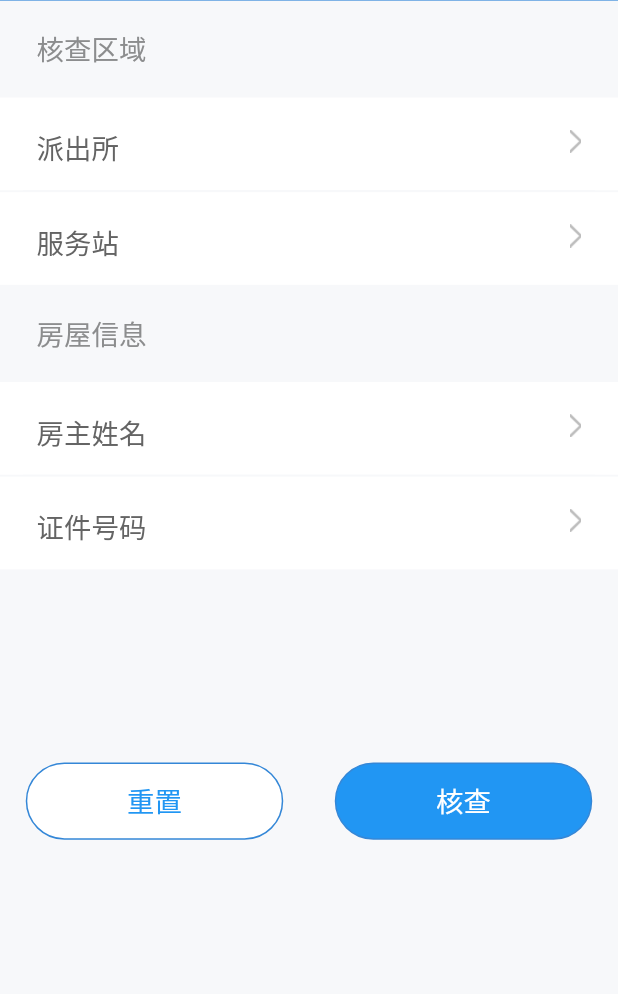
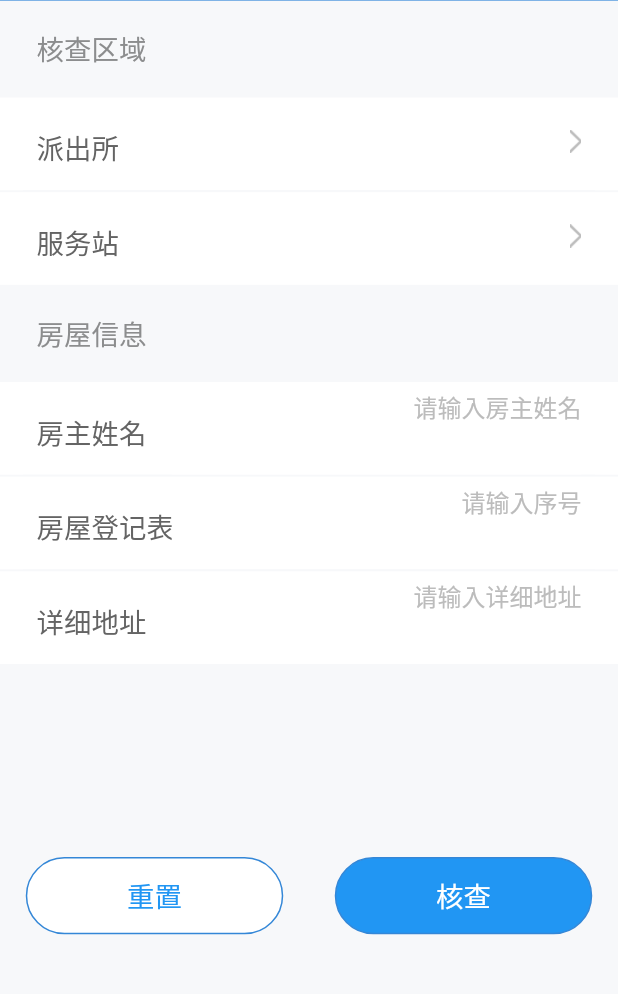
Before and after one commit to qianglifei/flutter_jwt, a Flutter app: the App screen opened directly, after a tap on "房屋核查", on a phone screen of 412 x 824 dp, the part 64-1058 px from its top. Run offline on Flutter 3.47's test engine with Material 2 defaults, Android fonts, the phone set to English and light mode, and no system bars; our stand-ins replace cookie_jar, dio, flutter_screenutil, shared_preferences, sqflite; accounts and stored records are empty.

Commit message:
1.首页界面搭建

```diff
--- a/lib/main/first_page/house_check_screen.dart
+++ b/lib/main/first_page/house_check_screen.dart
@@ -6,6 +6,7 @@ import 'package:jwt/base/base_widget.dart';
 import 'package:jwt/widget/custom_app_bar.dart';
 import 'package:jwt/widget/custom_button.dart';
 import 'package:jwt/widget/custom_choose_widget.dart';
+import 'package:jwt/widget/custom_input_widget.dart';
 
 // ignore: must_be_immutable
 class HouseCheckScreen extends BaseWidget{
@@ -79,12 +80,9 @@ class HouseCheckScreenState extends BaseWidgetState<HouseCheckScreen> {
           ),
           Padding(
             padding: EdgeInsets.only(top: ScreenUtil().setHeight(44)),
-            child: CustomChooseWidget(
-                "房主姓名",
-                callBack: (){
-                  print("姓名被点击");
-                }
-            ),
+            child: CustomInputWidget(
+              "房主姓名",hint: "请输入房主姓名",
+            )
           ),
           //横线
           Padding(
@@ -97,12 +95,24 @@ class HouseCheckScreenState extends BaseWidgetState<HouseCheckScreen> {
           ),
           Padding(
             padding: EdgeInsets.only(top: ScreenUtil().setHeight(0)),
-            child: CustomChooseWidget(
-                "证件号码",
-                callBack: (){
-                  print("证件号码");
-                }
-            ),
+            child: CustomInputWidget(
+              "房屋登记表序号",hint: "请输入序号",
+            )
+          ),
+          //横线
+          Padding(
+              padding: EdgeInsets.only(left: ScreenUtil().setWidth(40),right: ScreenUtil().setWidth(40)),
+              child: Container(
+                  width: ScreenUtil().uiSize.width,
+                  height: ScreenUtil().setHeight(3),
+                  color: Color.fromRGBO(247,248,250,1)
+              )
+          ),
+          Padding(
+            padding: EdgeInsets.only(top: ScreenUtil().setHeight(0)),
+            child:CustomInputWidget(
+              "详细地址",hint: "请输入详细地址",
+            )
           ),
           Padding(
             padding: EdgeInsets.only(top: ScreenUtil().setHeight(300)),
```
Also changed, not shown: pubspec.lock.
